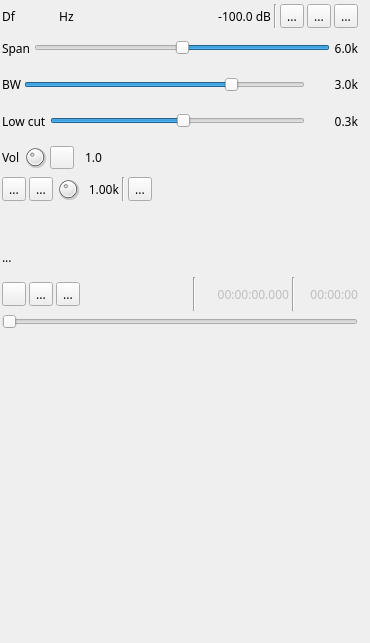
Qt form plugins/channeltx/modssb/ssbmodgui.ui (f4exb/sdrangel) before a commit.
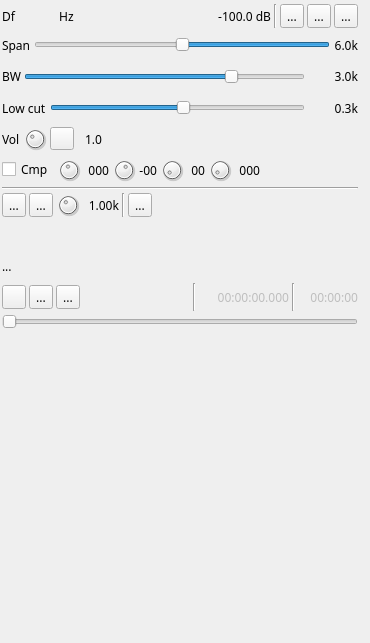
The same form after that commit. Icons and pictures are not drawn. Custom widgets are drawn as their Qt base class.

The edit to the form file:
```diff
--- a/plugins/channeltx/modssb/ssbmodgui.ui
+++ b/plugins/channeltx/modssb/ssbmodgui.ui
@@ -463,6 +463,204 @@
       </item>
      </layout>
     </item>
+    <item>
+     <layout class="QHBoxLayout" name="horizontalLayout_agc">
+      <item>
+       <widget class="QCheckBox" name="agc">
+        <property name="toolTip">
+         <string>Toggle audio compressor</string>
+        </property>
+        <property name="text">
+         <string>Cmp</string>
+        </property>
+       </widget>
+      </item>
+      <item>
+       <widget class="QDial" name="agcTime">
+        <property name="maximumSize">
+         <size>
+          <width>24</width>
+          <height>24</height>
+         </size>
+        </property>
+        <property name="toolTip">
+         <string>Compressor time constant (attack)</string>
+        </property>
+        <property name="minimum">
+         <number>0</number>
+        </property>
+        <property name="maximum">
+         <number>9</number>
+        </property>
+        <property name="pageStep">
+         <number>1</number>
+        </property>
+        <property name="value">
+         <number>4</number>
+        </property>
+       </widget>
+      </item>
+      <item>
+       <widget class="QLabel" name="agcTimeText">
+        <property name="minimumSize">
+         <size>
+          <width>25</width>
+          <height>0</height>
+         </size>
+        </property>
+        <property name="toolTip">
+         <string>Compressor time constant in ms</string>
+        </property>
+        <property name="text">
+         <string>000</string>
+        </property>
+        <property name="alignment">
+         <set>Qt::AlignRight|Qt::AlignTrailing|Qt::AlignVCenter</set>
+        </property>
+       </widget>
+      </item>
+      <item>
+       <widget class="QDial" name="agcThreshold">
+        <property name="maximumSize">
+         <size>
+          <width>24</width>
+          <height>24</height>
+         </size>
+        </property>
+        <property name="toolTip">
+         <string>Audio squelch threshold</string>
+        </property>
+        <property name="minimum">
+         <number>-99</number>
+        </property>
+        <property name="maximum">
+         <number>0</number>
+        </property>
+        <property name="pageStep">
+         <number>1</number>
+        </property>
+        <property name="value">
+         <number>-40</number>
+        </property>
+       </widget>
+      </item>
+      <item>
+       <widget class="QLabel" name="agcThresholdText">
+        <property name="minimumSize">
+         <size>
+          <width>14</width>
+          <height>0</height>
+         </size>
+        </property>
+        <property name="toolTip">
+         <string>Audio squelch threshold (dB power)</string>
+        </property>
+        <property name="text">
+         <string>-00</string>
+        </property>
+        <property name="alignment">
+         <set>Qt::AlignRight|Qt::AlignTrailing|Qt::AlignVCenter</set>
+        </property>
+       </widget>
+      </item>
+      <item>
+       <widget class="QDial" name="agcThresholdGate">
+        <property name="maximumSize">
+         <size>
+          <width>24</width>
+          <height>24</height>
+         </size>
+        </property>
+        <property name="toolTip">
+         <string>Audio squelch gate</string>
+        </property>
+        <property name="pageStep">
+         <number>1</number>
+        </property>
+        <property name="value">
+         <number>4</number>
+        </property>
+       </widget>
+      </item>
+      <item>
+       <widget class="QLabel" name="agcThresholdGateText">
+        <property name="minimumSize">
+         <size>
+          <width>18</width>
+          <height>0</height>
+         </size>
+        </property>
+        <property name="toolTip">
+         <string>Audio squelch gate in ms</string>
+        </property>
+        <property name="text">
+         <string>00</string>
+        </property>
+        <property name="alignment">
+         <set>Qt::AlignRight|Qt::AlignTrailing|Qt::AlignVCenter</set>
+        </property>
+       </widget>
+      </item>
+      <item>
+       <widget class="QDial" name="agcThresholdDelay">
+        <property name="maximumSize">
+         <size>
+          <width>24</width>
+          <height>24</height>
+         </size>
+        </property>
+        <property name="toolTip">
+         <string>Audio squelch delay (release)</string>
+        </property>
+        <property name="pageStep">
+         <number>1</number>
+        </property>
+        <property name="value">
+         <number>5</number>
+        </property>
+       </widget>
+      </item>
+      <item>
+       <widget class="QLabel" name="agcThresholdDelayText">
+        <property name="minimumSize">
+         <size>
+          <width>25</width>
+          <height>0</height>
+         </size>
+        </property>
+        <property name="toolTip">
+         <string>Audio squelch delay in ms</string>
+        </property>
+        <property name="text">
+         <string>000</string>
+        </property>
+        <property name="alignment">
+         <set>Qt::AlignRight|Qt::AlignTrailing|Qt::AlignVCenter</set>
+        </property>
+       </widget>
+      </item>
+      <item>
+       <spacer name="horizontalSpacer">
+        <property name="orientation">
+         <enum>Qt::Horizontal</enum>
+        </property>
+        <property name="sizeHint" stdset="0">
+         <size>
+          <width>40</width>
+          <height>20</height>
+         </size>
+        </property>
+       </spacer>
+      </item>
+     </layout>
+    </item>
+    <item>
+     <widget class="Line" name="line">
+      <property name="orientation">
+       <enum>Qt::Horizontal</enum>
+      </property>
+     </widget>
+    </item>
     <item>
      <layout class="QHBoxLayout" name="inputSelectLayout">
       <item>
```
